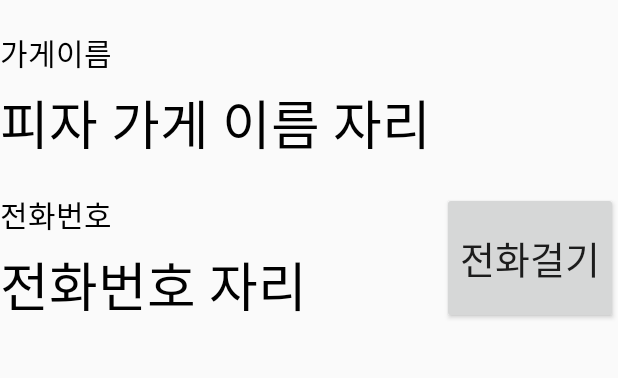
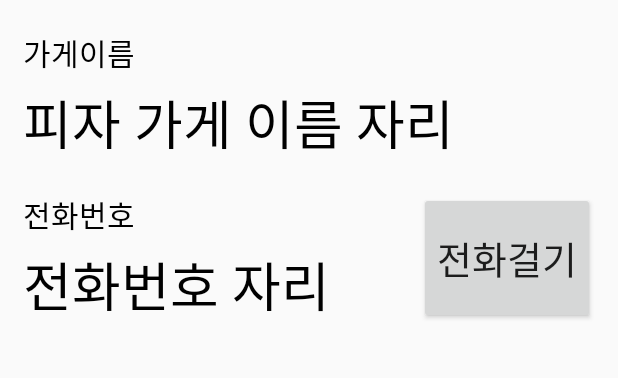
Before and after one commit to hjin302/20200320_pizzaStoreList, an Android app: the PizzaStoreDetailActivity screen opened directly, with no data from a screen before it, on a phone screen of 412 x 824 dp, the part 414-792 px from its top. Run offline under Robolectric (Android 15) with nearby library versions, the phone set to English and light mode, and no system bars; our stand-ins replace CircleImageView, data binding.

Commit message:
ID 부여 / 여백 조정

```diff
--- a/app/src/main/res/layout/activity_pizza_store_detail.xml
+++ b/app/src/main/res/layout/activity_pizza_store_detail.xml
@@ -8,6 +8,8 @@
     android:orientation="vertical"
     android:gravity="center_horizontal"
     android:paddingTop="50dp"
+    android:paddingLeft="15dp"
+    android:paddingRight="15dp"
     tools:context=".PizzaStoreDetailActivity">
 
     <LinearLayout
@@ -37,6 +39,7 @@
             />
 
         <TextView
+            android:id="@+id/storeNameTxt"
             android:layout_width="match_parent"
             android:layout_height="wrap_content"
             android:text="피자 가게 이름 자리"
@@ -65,6 +68,7 @@
                 />
 
             <TextView
+                android:id="@+id/storePhoneTxt"
                 android:layout_width="match_parent"
                 android:layout_height="wrap_content"
                 android:text="전화번호 자리"
```
